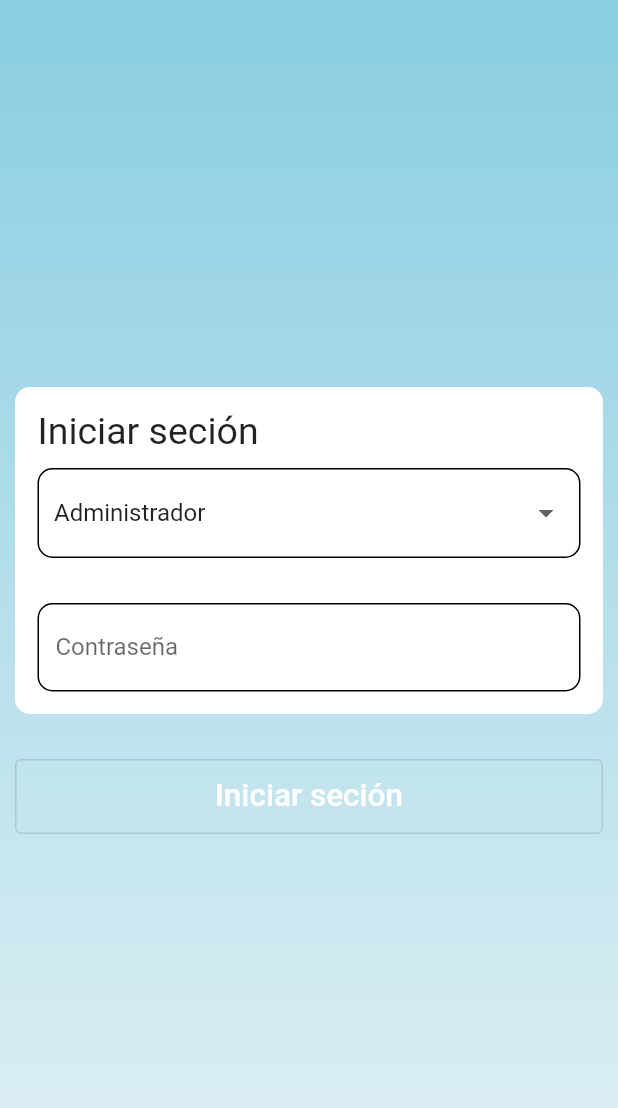
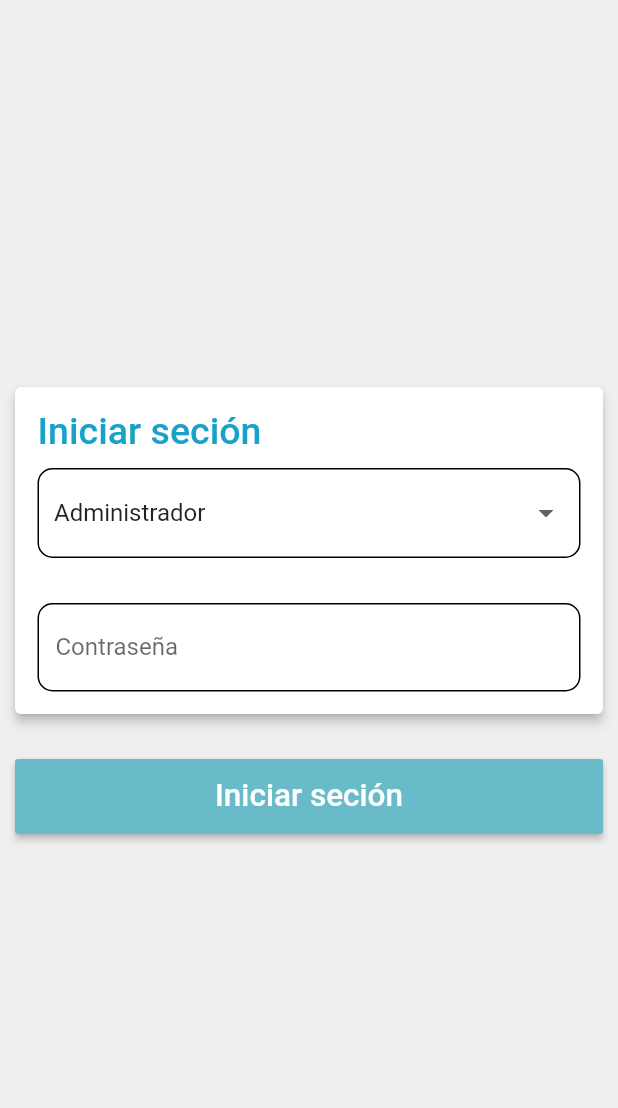
Before and after one commit to MillarCD/sales_recorder_app, a Flutter app: the screen it shows after launch, on a phone screen of 412 x 824 dp. Shown: the top 1108 px of the screen. Run offline on Flutter 3.47's test engine with Material 2 defaults, Android fonts, the phone set to English and light mode, and no system bars; missing offline and left inert: gsheets, mobile_scanner.

Commit message:
mejoras en el estilo, y refactorizaciones

```diff
--- a/lib/providers/products_provider.dart
+++ b/lib/providers/products_provider.dart
@@ -65,7 +65,7 @@ class ProductProvider extends ChangeNotifier {
 
   Future<bool> registerProduct(Product newProduct) async {
     const String sheetName = 'productos_respaldo';
-    const String formule = '''=SUMA(
+    const String quantityFormule = '''=SUMA(
         SUMA(
           SI.ERROR(
             filter(egresos!H2:H,egresos!C2:C=INDIRECT("A"&ROW())),
@@ -90,7 +90,7 @@ class ProductProvider extends ChangeNotifier {
       sheetName,
       [[
         ...newProduct.toList(),
-        formule
+        quantityFormule
       ]]
     );
 
--- a/lib/screens/login_screen.dart
+++ b/lib/screens/login_screen.dart
@@ -35,16 +35,7 @@ class _Background extends StatelessWidget {
     return Container(
       height: double.infinity,
       width: double.infinity,
-      decoration: BoxDecoration(
-        gradient: LinearGradient(
-          begin: Alignment.topCenter,
-          end: Alignment.bottomCenter,
-          colors: [
-            Theme.of(context).colorScheme.secondaryContainer.withOpacity(0.5),
-            Theme.of(context).colorScheme.secondaryContainer.withOpacity(0.1)
-          ]
-        )
-      ),
+      color: Theme.of(context).colorScheme.background
     );
   }
 }
@@ -67,23 +58,23 @@ class _LoginForm extends StatelessWidget {
       child: Column(
         children: [
 
-          Container(
+          Card(
             margin: const EdgeInsets.symmetric(horizontal: 10),
-            padding: const EdgeInsets.all(15),
-            decoration: BoxDecoration(
-              borderRadius: BorderRadius.circular(10),
-              color: Theme.of(context).colorScheme.primary,
-            ),
+            elevation: 3,
+            child: Padding(
+              padding: const EdgeInsets.all(15.0),
               child: Form(
                 key: formKey,
                 child: Column(
                   crossAxisAlignment: CrossAxisAlignment.start,
                   children: [
 
-                  const Text(
+                    Text(
                       'Iniciar seción',
                       style: TextStyle(
                         fontSize: 25,
+                        color: Theme.of(context).colorScheme.secondaryContainer,
+                        fontWeight: FontWeight.w500
                       ),
                     ),
 
@@ -136,6 +127,7 @@ class _LoginForm extends StatelessWidget {
 
                   ],
                 ),
+              ),
             )
           ),
 
@@ -145,10 +137,11 @@ class _LoginForm extends StatelessWidget {
             margin: const EdgeInsets.all(10),
             width: double.infinity,
             height: 50,
-            child: OutlinedButton(
-              child: const Text(
+            child: MaterialButton(
+              color: Theme.of(context).colorScheme.secondary,
+              child: Text(
                 'Iniciar seción',
-                style: TextStyle(fontSize: 21),
+                style: TextStyle(fontSize: 21, color: Theme.of(context).colorScheme.onSecondary),
               ),
               onPressed: () {
                 if (formKey.currentState?.validate() ?? false) {
--- a/lib/themes/light_theme.dart
+++ b/lib/themes/light_theme.dart
@@ -7,7 +7,7 @@ class LightTheme {
 
   static const Color _secondary = Color.fromRGBO(105, 187, 202, 1);
   static const Color _secondaryContainer = Color.fromRGBO(25, 162, 200, 1);
-  static const Color _onSecondary = Colors.black;
+  static const Color _onSecondary = Colors.white;
 
   static const Color _background = Color.fromRGBO(239, 239, 239, 1);
 
@@ -62,7 +62,6 @@ class LightTheme {
       selectionColor: _secondary.withOpacity(0.15),
       selectionHandleColor: _secondary,
     ),
-
   );
 
 }
--- a/lib/widgets/form_dialog.dart
+++ b/lib/widgets/form_dialog.dart
@@ -26,7 +26,6 @@ class FormDialog extends StatelessWidget {
         Container(
           margin: const EdgeInsets.all(10),
           child: Form(
-            autovalidateMode: AutovalidateMode.onUserInteraction,
             key: formKey,
 
             child: TextFormField(
@@ -52,7 +51,9 @@ class FormDialog extends StatelessWidget {
 
             TextButton(
               onPressed: () {
+                print('hello');
                 if (formKey.currentState?.validate() ?? false) {
+                  print('its true');
                   return Navigator.pop(context, controller.text);
                 }
               },
--- a/lib/widgets/register_dialog.dart
+++ b/lib/widgets/register_dialog.dart
@@ -11,11 +11,11 @@ class RegisterDialog extends StatelessWidget {
   Widget build(BuildContext context) {
     return AlertDialog(
       title: Text(title),
-      content: Text(content),
+      content: Text(content, style: const TextStyle(fontSize: 19)),
       actions: [
         TextButton(
           onPressed: () => Navigator.pop(context, false),
-          child: Text('cancelar', style: TextStyle(color: Theme.of(context).colorScheme.secondary),),
+          child: Text('Cancelar', style: TextStyle(color: Theme.of(context).colorScheme.secondary),),
         ),
         TextButton(
           onPressed: () => Navigator.pop(context, true),
```
Also changed, not shown: lib/providers/sale_provider.dart (+10 -1 lines), lib/screens/order_screen.dart (+14 -8 lines), lib/screens/sale_screen.dart (+13 -2 lines). Lines whose indentation alone changed are shown as unchanged.
